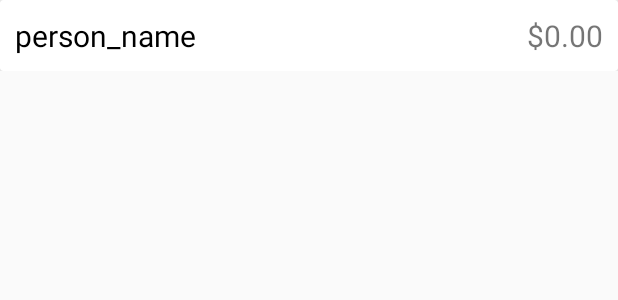
After one commit to UltimateAnjali/MoneySplitter, an Android app: the layout person_single_card.xml on its own in the app's theme, with its tools: preview values and no code run, on a phone screen of 412 x 824 dp. The commit adds this screen. Shown: the top 300 px of the screen. Run offline under Robolectric (Android 15) with nearby library versions, the phone set to English and light mode, and no system bars.

Commit message:
person fragment done

```diff
--- a/app/src/main/java/com/proj/balance/money/GroupFragment.java
+++ b/app/src/main/java/com/proj/balance/money/GroupFragment.java
@@ -117,7 +117,7 @@ public class GroupFragment extends Fragment {
                         groupData = dataSnapshot.getValue(GroupData.class);
                         //Toast.makeText(getContext(),"Ghel Ghaghrina"+groupData.getGrpName(),Toast.LENGTH_SHORT).show();
                         groupDataList.add(groupData);
-                        Toast.makeText(getContext(),"Ghel Ghaghrina"+groupDataList.size(),Toast.LENGTH_SHORT).show();
+                        //Toast.makeText(getContext(),"Ghel Ghaghrina"+groupDataList.size(),Toast.LENGTH_SHORT).show();
                         adapter.notifyDataSetChanged();
                         if(loopControl < grpKeys.size()-1){
                             loopControl++;
--- /dev/null
+++ b/app/src/main/res/layout/person_single_card.xml
@@ -0,0 +1,38 @@
+<?xml version="1.0" encoding="utf-8"?>
+<LinearLayout xmlns:android="http://schemas.android.com/apk/res/android"
+    android:orientation="vertical" android:layout_width="match_parent"
+    android:layout_height="wrap_content"
+    android:paddingBottom="1dp">
+
+    <android.support.v7.widget.CardView
+        android:id="@+id/personCard"
+        android:layout_width="match_parent"
+        android:layout_height="wrap_content">
+
+        <RelativeLayout
+            android:layout_width="match_parent"
+            android:layout_height="wrap_content"
+            android:orientation="horizontal"
+            android:padding="10dp">
+
+            <TextView
+                android:layout_width="wrap_content"
+                android:layout_height="wrap_content"
+                android:id="@+id/person_name"
+                android:text="person_name"
+                android:layout_alignParentLeft="true"
+                android:textSize="20sp"
+                android:textColor="@color/colorBlack"/>
+
+            <TextView
+                android:layout_width="wrap_content"
+                android:layout_height="wrap_content"
+                android:id="@+id/person_owing"
+                android:text="$0.00"
+                android:layout_alignParentRight="true"
+                android:textSize="20sp" />
+
+        </RelativeLayout>
+
+    </android.support.v7.widget.CardView>
+</LinearLayout>
```
Also changed, not shown: app/src/main/java/com/proj/balance/money/AddMembers.java (+9 -10 lines), app/src/main/java/com/proj/balance/money/PersonOwingsAdapter.java (added, +54 -0 lines), app/src/main/java/com/proj/balance/money/PersonOwingsFragment.java (+124 -1 lines), app/src/main/res/layout/fragment_person_owings.xml (+14 -2 lines).
